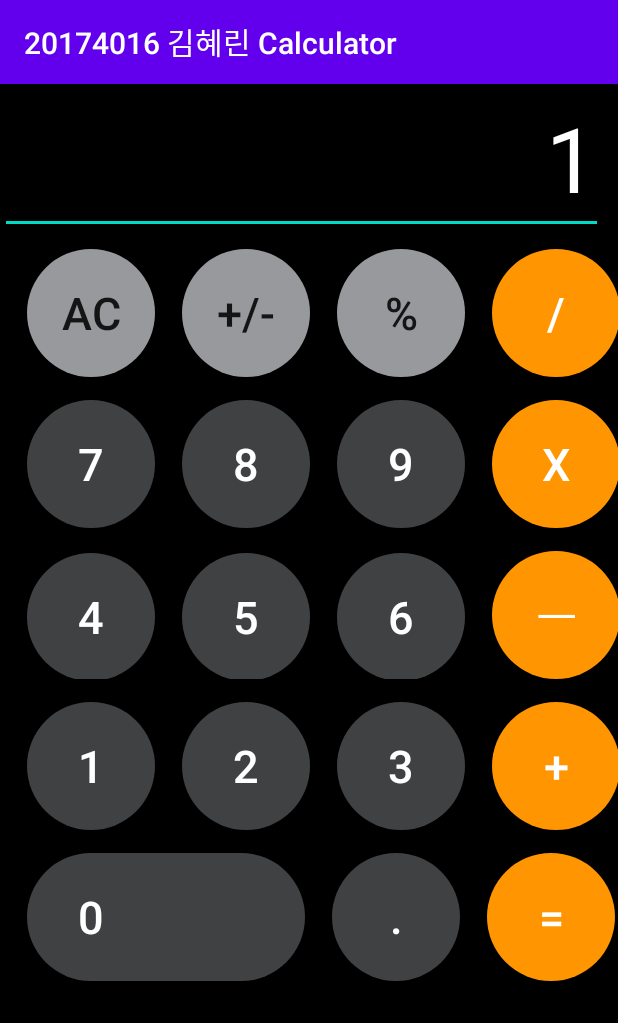
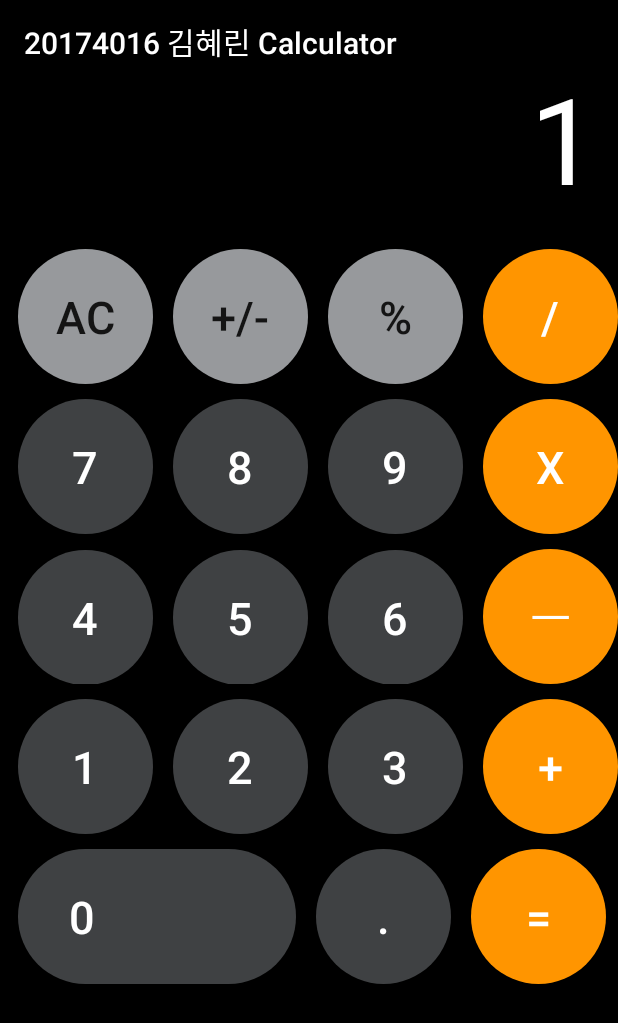
Before and after one commit to merry-hyelyn/Android_Studio_Term_Project, an Android app: the screen it shows after launch (MainActivity), on a phone screen of 412 x 824 dp. Shown: the top 1023 px of the screen. Run offline under Robolectric (Android 15) with nearby library versions, the phone set to English and light mode, and no system bars.

Commit message:
Change button size

```diff
--- a/Calculator/app/src/main/res/layout/activity_main.xml
+++ b/Calculator/app/src/main/res/layout/activity_main.xml
@@ -4,9 +4,10 @@
     xmlns:tools="http://schemas.android.com/tools"
     android:layout_width="match_parent"
     android:layout_height="match_parent"
-    tools:context=".MainActivity"
     android:background="#000000"
-    android:orientation="vertical">
+    android:orientation="vertical"
+    tools:actionBarNavMode="standard"
+    tools:context=".MainActivity">
 
     <LinearLayout
         android:layout_width="match_parent"
@@ -17,200 +18,200 @@
             android:id="@+id/display"
             android:layout_width="match_parent"
             android:layout_height="100dp"
+            android:layout_marginRight="10dp"
+            android:layout_marginBottom="10dp"
+            android:gravity="right"
+            android:text="1"
             android:textColor="#FFFFFF"
-            android:text="1"
-            android:textSize="60dp"
-            android:gravity="right"
-            android:layout_marginRight="10dp"
-            android:layout_marginBottom="10dp"/>
+            android:textSize="80dp" />
     </LinearLayout>
 
     <LinearLayout
         android:layout_width="match_parent"
         android:layout_height="wrap_content"
-        android:orientation="horizontal"
-        android:layout_marginBottom="15dp">
+        android:layout_marginBottom="10dp"
+        android:orientation="horizontal">
 
         <Button
-            android:layout_width="85dp"
-            android:layout_height="85dp"
+            android:id="@+id/clear"
+            android:layout_width="90dp"
+            android:layout_height="90dp"
+            android:layout_marginLeft="12dp"
             android:background="@drawable/button_css"
-            android:id="@+id/clear"
             android:text="AC"
-            android:textSize="30dp"
-            android:layout_marginLeft="18dp"/>
+            android:textSize="30dp" />
 
         <Button
-            android:layout_width="85dp"
-            android:layout_height="85dp"
+            android:id="@+id/nothing"
+            android:layout_width="90dp"
+            android:layout_height="90dp"
+            android:layout_marginLeft="13dp"
             android:background="@drawable/button_css"
-            android:id="@+id/nothing"
             android:text="+/-"
-            android:textSize="30dp"
-            android:layout_marginLeft="18dp"/>
+            android:textSize="30dp" />
 
         <Button
-            android:layout_width="85dp"
-            android:layout_height="85dp"
+            android:id="@+id/modular"
+            android:layout_width="90dp"
+            android:layout_height="90dp"
+            android:layout_marginLeft="13dp"
             android:background="@drawable/button_css"
-            android:id="@+id/modular"
             android:text="%"
-            android:textSize="30dp"
-            android:layout_marginLeft="18dp"/>
+            android:textSize="30dp" />
 
         <Button
-            android:layout_width="85dp"
-            android:layout_height="85dp"
+            android:id="@+id/div"
+            android:layout_width="90dp"
+            android:layout_height="90dp"
+            android:layout_marginLeft="13dp"
             android:background="@drawable/button_operator"
+            android:text="/"
             android:textColor="#FFFFFF"
-            android:id="@+id/div"
-            android:text="/"
-            android:textSize="30dp"
-            android:layout_marginLeft="18dp"/>
+            android:textSize="30dp" />
 
     </LinearLayout>
 
     <LinearLayout
         android:layout_width="match_parent"
         android:layout_height="wrap_content"
-        android:orientation="horizontal"
-        android:layout_marginBottom="15dp">
+        android:layout_marginBottom="10dp"
+        android:orientation="horizontal">
 
         <Button
-            android:layout_width="85dp"
-            android:layout_height="85dp"
+            android:id="@+id/btn7"
+            android:layout_width="90dp"
+            android:layout_height="90dp"
+            android:layout_marginLeft="12dp"
             android:background="@drawable/button_num"
+            android:text="7"
             android:textColor="#FFFFFF"
-            android:id="@+id/btn7"
-            android:text="7"
-            android:textSize="30dp"
-            android:layout_marginLeft="18dp"/>
+            android:textSize="30dp" />
 
         <Button
-            android:layout_width="85dp"
-            android:layout_height="85dp"
+            android:id="@+id/btn8"
+            android:layout_width="90dp"
+            android:layout_height="90dp"
+            android:layout_marginLeft="13dp"
             android:background="@drawable/button_num"
+            android:text="8"
             android:textColor="#FFFFFF"
-            android:id="@+id/btn8"
-            android:text="8"
-            android:textSize="30dp"
-            android:layout_marginLeft="18dp"/>
+            android:textSize="30dp" />
 
         <Button
-            android:layout_width="85dp"
-            android:layout_height="85dp"
+            android:id="@+id/btn9"
+            android:layout_width="90dp"
+            android:layout_height="90dp"
+            android:layout_marginLeft="13dp"
             android:background="@drawable/button_num"
+            android:text="9"
             android:textColor="#FFFFFF"
-            android:id="@+id/btn9"
-            android:text="9"
-            android:textSize="30dp"
-            android:layout_marginLeft="18dp"/>
+            android:textSize="30dp" />
 
         <Button
-            android:layout_width="85dp"
-            android:layout_height="85dp"
+            android:id="@+id/mul"
+            android:layout_width="90dp"
+            android:layout_height="90dp"
+            android:layout_marginLeft="13dp"
             android:background="@drawable/button_operator"
+            android:text="x"
             android:textColor="#FFFFFF"
-            android:id="@+id/mul"
-            android:text="x"
-            android:textSize="30dp"
-            android:layout_marginLeft="18dp"/>
+            android:textSize="30dp" />
 
     </LinearLayout>
 
     <LinearLayout
         android:layout_width="match_parent"
         android:layout_height="wrap_content"
-        android:orientation="horizontal"
-        android:layout_marginBottom="15dp">
+        android:layout_marginBottom="10dp"
+        android:orientation="horizontal">
 
         <Button
-            android:layout_width="85dp"
-            android:layout_height="85dp"
+            android:id="@+id/btn4"
+            android:layout_width="90dp"
+            android:layout_height="90dp"
+            android:layout_marginLeft="12dp"
             android:background="@drawable/button_num"
+            android:text="4"
             android:textColor="#FFFFFF"
-            android:id="@+id/btn4"
-            android:text="4"
-            android:textSize="30dp"
-            android:layout_marginLeft="18dp"/>
+            android:textSize="30dp" />
 
         <Button
-            android:layout_width="85dp"
-            android:layout_height="85dp"
+            android:id="@+id/btn5"
+            android:layout_width="90dp"
+            android:layout_height="90dp"
+            android:layout_marginLeft="13dp"
             android:background="@drawable/button_num"
+            android:text="5"
             android:textColor="#FFFFFF"
-            android:id="@+id/btn5"
-            android:text="5"
-            android:textSize="30dp"
-            android:layout_marginLeft="18dp"/>
+            android:textSize="30dp" />
 
         <Button
-            android:layout_width="85dp"
-            android:layout_height="85dp"
+            android:id="@+id/btn6"
+            android:layout_width="90dp"
+            android:layout_height="90dp"
+            android:layout_marginLeft="13dp"
             android:background="@drawable/button_num"
+            android:text="6"
             android:textColor="#FFFFFF"
-            android:id="@+id/btn6"
-            android:text="6"
-            android:textSize="30dp"
-            android:layout_marginLeft="18dp"/>
+            android:textSize="30dp" />
 
         <Button
-            android:layout_width="85dp"
-            android:layout_height="85dp"
+            android:id="@+id/sub"
+            android:layout_width="90dp"
+            android:layout_height="90dp"
+            android:layout_marginLeft="13dp"
             android:background="@drawable/button_operator"
+            android:text="ㅡ"
             android:textColor="#FFFFFF"
-            android:id="@+id/sub"
-            android:text="ㅡ"
-            android:textSize="30dp"
-            android:layout_marginLeft="18dp"/>
+            android:textSize="30dp" />
 
     </LinearLayout>
 
     <LinearLayout
         android:layout_width="match_parent"
         android:layout_height="wrap_content"
-        android:orientation="horizontal"
-        android:layout_marginBottom="15dp">
+        android:layout_marginBottom="10dp"
+        android:orientation="horizontal">
 
         <Button
-            android:layout_width="85dp"
-            android:layout_height="85dp"
+            android:id="@+id/btn1"
+            android:layout_width="90dp"
+            android:layout_height="90dp"
+            android:layout_marginLeft="12dp"
             android:background="@drawable/button_num"
+            android:text="1"
             android:textColor="#FFFFFF"
-            android:id="@+id/btn1"
-            android:text="1"
-            android:textSize="30dp"
-            android:layout_marginLeft="18dp"/>
+            android:textSize="30dp" />
 
         <Button
-            android:layout_width="85dp"
-            android:layout_height="85dp"
+            android:id="@+id/btn2"
+            android:layout_width="90dp"
+            android:layout_height="90dp"
+            android:layout_marginLeft="13dp"
             android:background="@drawable/button_num"
+            android:text="2"
             android:textColor="#FFFFFF"
-            android:id="@+id/btn2"
-            android:text="2"
-            android:textSize="30dp"
-            android:layout_marginLeft="18dp"/>
+            android:textSize="30dp" />
 
         <Button
-            android:layout_width="85dp"
-            android:layout_height="85dp"
+            android:id="@+id/btn3"
+            android:layout_width="90dp"
+            android:layout_height="90dp"
+            android:layout_marginLeft="13dp"
             android:background="@drawable/button_num"
+            android:text="3"
             android:textColor="#FFFFFF"
-            android:id="@+id/btn3"
-            android:text="3"
-            android:textSize="30dp"
-            android:layout_marginLeft="18dp"/>
+            android:textSize="30dp" />
 
         <Button
-            android:layout_width="85dp"
-            android:layout_height="85dp"
+            android:id="@+id/plus"
+            android:layout_width="90dp"
+            android:layout_height="90dp"
+            android:layout_marginLeft="13dp"
             android:background="@drawable/button_operator"
+            android:text="+"
             android:textColor="#FFFFFF"
-            android:id="@+id/plus"
-            android:text="+"
-            android:textSize="30dp"
-            android:layout_marginLeft="18dp"/>
+            android:textSize="30dp" />
 
     </LinearLayout>
 
@@ -220,35 +221,35 @@
         android:orientation="horizontal">
 
         <Button
+            android:id="@+id/btn0"
             android:layout_width="185dp"
-            android:layout_height="85dp"
+            android:layout_height="90dp"
+            android:layout_marginLeft="12dp"
             android:background="@drawable/button_num"
-            android:textColor="#FFFFFF"
-            android:id="@+id/btn0"
             android:paddingRight="100dp"
             android:text="0"
-            android:textSize="30dp"
-            android:layout_marginLeft="18dp"/>
+            android:textColor="#FFFFFF"
+            android:textSize="30dp" />
 
         <Button
-            android:layout_width="85dp"
-            android:layout_height="85dp"
+            android:id="@+id/dot"
+            android:layout_width="90dp"
+            android:layout_height="90dp"
+            android:layout_marginLeft="13dp"
             android:background="@drawable/button_num"
+            android:text="."
             android:textColor="#FFFFFF"
-            android:id="@+id/dot"
-            android:text="."
-            android:textSize="30dp"
-            android:layout_marginLeft="18dp"/>
+            android:textSize="30dp" />
 
         <Button
-            android:layout_width="85dp"
-            android:layout_height="85dp"
+            android:id="@+id/result"
+            android:layout_width="90dp"
+            android:layout_height="90dp"
+            android:layout_marginLeft="13dp"
             android:background="@drawable/button_operator"
-            android:id="@+id/result"
+            android:text="="
             android:textColor="#FFFFFF"
-            android:text="="
-            android:textSize="30dp"
-            android:layout_marginLeft="18dp"/>
+            android:textSize="30dp" />
 
     </LinearLayout>
 
--- a/Calculator/app/src/main/res/values/colors.xml
+++ b/Calculator/app/src/main/res/values/colors.xml
@@ -1,6 +1,6 @@
 <?xml version="1.0" encoding="utf-8"?>
 <resources>
-    <color name="colorPrimary">#6200EE</color>
-    <color name="colorPrimaryDark">#3700B3</color>
-    <color name="colorAccent">#03DAC5</color>
+    <color name="colorPrimary">#000000</color>
+    <color name="colorPrimaryDark">#000000</color>
+    <color name="colorAccent">#000000</color>
 </resources>
```
